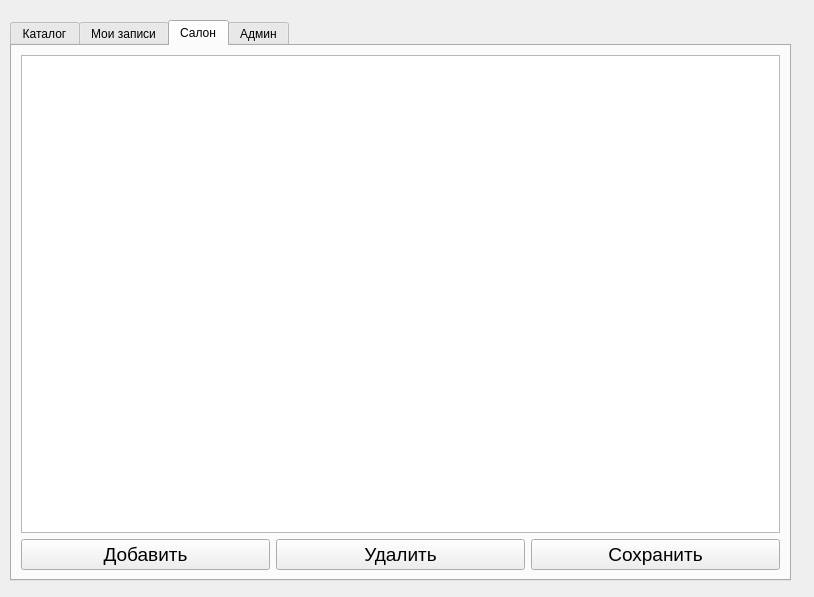
Above: ui/MainWindow.ui from Spyddek/BD-sesion2_kurs before the change. Below: the same form after it.
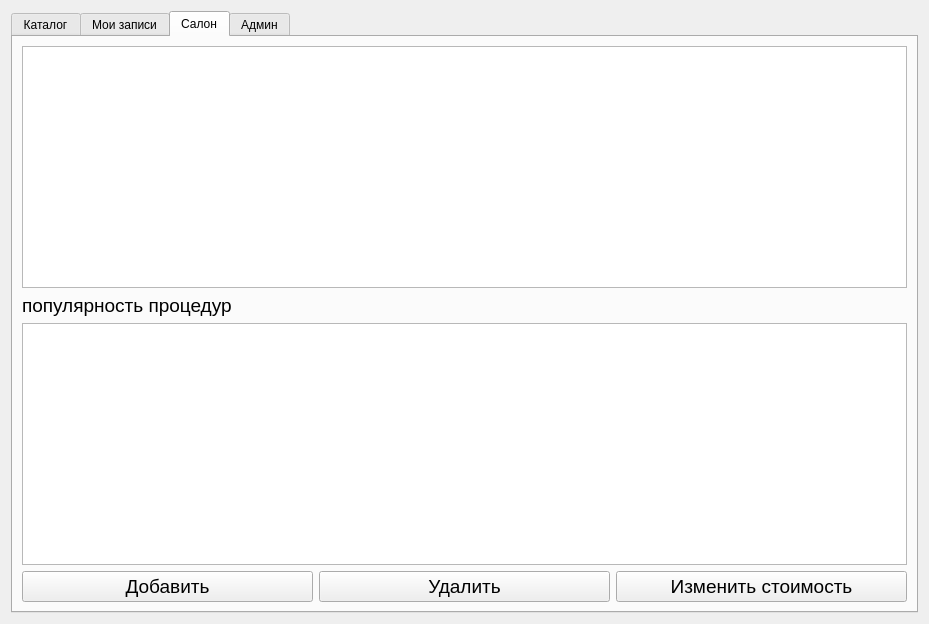
That is the form after the change. The open tabs and pages were chosen to show the change.

```diff
--- a/ui/MainWindow.ui
+++ b/ui/MainWindow.ui
@@ -6,22 +6,16 @@
    <rect>
     <x>0</x>
     <y>0</y>
-    <width>814</width>
-    <height>597</height>
+    <width>929</width>
+    <height>624</height>
    </rect>
   </property>
   <property name="windowTitle">
    <string>Smart-SPA</string>
   </property>
+  <layout class="QVBoxLayout" name="verticalLayout">
+   <item>
   <widget class="QTabWidget" name="twMain">
-   <property name="geometry">
-    <rect>
-     <x>10</x>
-     <y>20</y>
-     <width>781</width>
-     <height>561</height>
-    </rect>
-   </property>
    <property name="currentIndex">
     <number>3</number>
    </property>
@@ -214,8 +208,8 @@
     <attribute name="title">
      <string>Салон</string>
     </attribute>
-    <layout class="QGridLayout" name="gridLayout_4">
-     <item row="0" column="0">
+      <layout class="QVBoxLayout" name="verticalLayout_2">
+       <item>
       <widget class="QTableWidget" name="tblServices">
        <property name="font">
         <font>
@@ -224,7 +218,28 @@
        </property>
       </widget>
      </item>
-     <item row="1" column="0">
+       <item>
+        <widget class="QLabel" name="label">
+         <property name="font">
+          <font>
+           <pointsize>14</pointsize>
+          </font>
+         </property>
+         <property name="text">
+          <string>популярность процедур</string>
+         </property>
+        </widget>
+       </item>
+       <item>
+        <widget class="QTableWidget" name="tblPopularity">
+         <property name="font">
+          <font>
+           <pointsize>14</pointsize>
+          </font>
+         </property>
+        </widget>
+       </item>
+       <item>
       <layout class="QHBoxLayout" name="horizontalLayout_4">
        <item>
         <widget class="QPushButton" name="btnAddService">
@@ -258,7 +273,7 @@
           </font>
          </property>
          <property name="text">
-          <string>Сохранить</string>
+            <string>Изменить стоимость</string>
          </property>
         </widget>
        </item>
@@ -311,6 +326,8 @@
     </layout>
    </widget>
   </widget>
+   </item>
+  </layout>
  </widget>
  <resources/>
  <connections/>
```
Left out of the diff: 16 changed lines with no effect on the pictures. Lines whose indentation alone changed are shown as unchanged.
